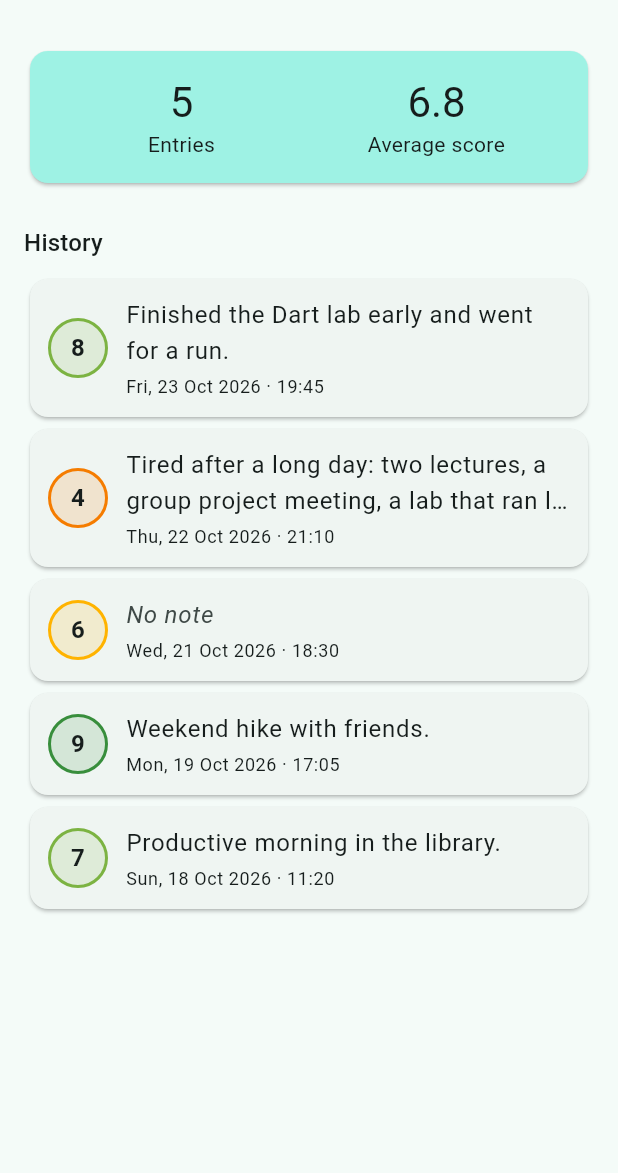
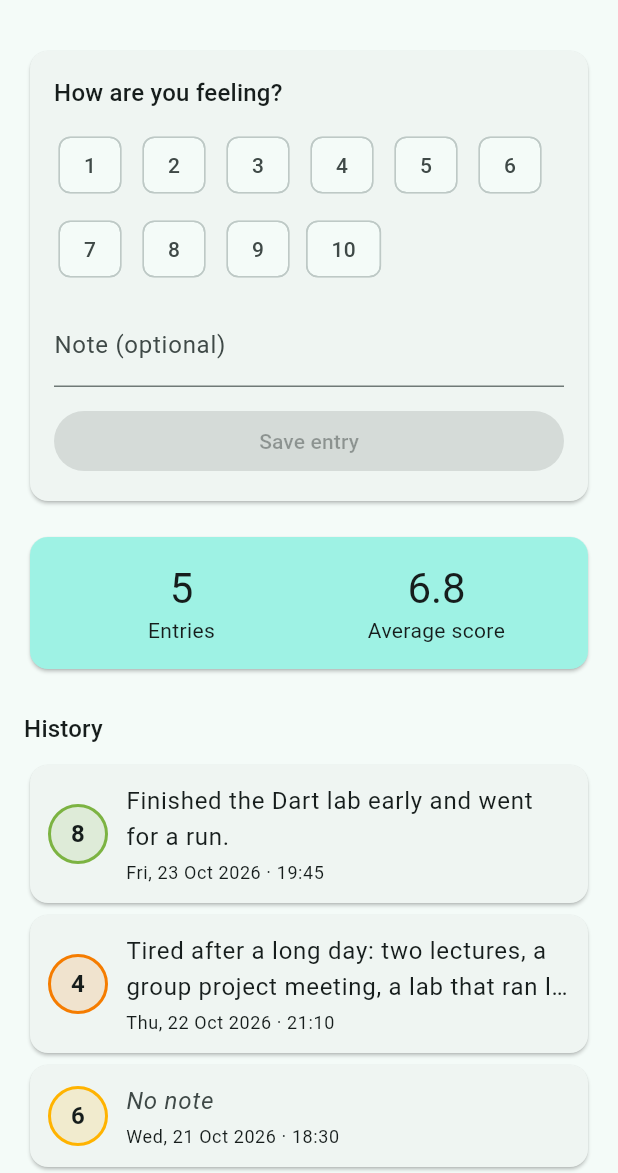
Before and after one commit to 34maario/mood-tracker-lab4, a Flutter app: the screen it shows after launch, on a phone screen of 412 x 824 dp, the part 63-1236 px from its top. Run offline on Flutter 3.47's test engine with Material 3 defaults, Android fonts, the phone set to English and light mode, and no system bars.

Commit message:
Add the mood entry form

```diff
--- a/lib/main.dart
+++ b/lib/main.dart
@@ -15,7 +15,7 @@ class MoodTrackerApp extends StatelessWidget {
     return MaterialApp(
       title: 'Mood Tracker',
       theme: ThemeData(colorSchemeSeed: Colors.teal),
-      home: HomeScreen(entries: sampleEntries),
+      home: HomeScreen(initialEntries: sampleEntries),
     );
   }
 }
--- a/lib/screens/home_screen.dart
+++ b/lib/screens/home_screen.dart
@@ -2,27 +2,34 @@ import 'package:flutter/material.dart';
 
 import '../models/mood_entry.dart';
 import '../widgets/mood_card.dart';
+import '../widgets/mood_entry_form.dart';
 import '../widgets/mood_summary.dart';
 
-/// The home screen: a summary card followed by the history of entries.
-///
-/// Exercise 1, step 2, and Exercise 2, step 4.
-///
-/// TODO 2.4: Make the screen own the list, so that saved entries appear.
-///   1. Turn HomeScreen into a StatefulWidget. Rename the `entries`
-///      parameter to `initialEntries` and update lib/main.dart.
-///   2. In the State class, declare `late final List<MoodEntry> _entries;`
-///      and fill it in initState() with List.of(widget.initialEntries).
-///      Why copy the list instead of using widget.initialEntries directly?
-///   3. Write _addEntry(MoodEntry entry), which inserts the entry at the
-///      start of _entries inside setState.
-///   4. Pass _addEntry to the form's onSubmit, and build the summary and
-///      the cards from _entries.
-///   Then save an entry: do the history and the average both update?
-class HomeScreen extends StatelessWidget {
-  const HomeScreen({super.key, required this.entries});
+/// The home screen: the entry form, a summary card and the history of
+/// entries. It owns the list of entries, so saved entries appear here.
+class HomeScreen extends StatefulWidget {
+  const HomeScreen({super.key, required this.initialEntries});
 
-  final List<MoodEntry> entries;
+  final List<MoodEntry> initialEntries;
+
+  @override
+  State<HomeScreen> createState() => _HomeScreenState();
+}
+
+class _HomeScreenState extends State<HomeScreen> {
+  late final List<MoodEntry> _entries;
+
+  @override
+  void initState() {
+    super.initState();
+    _entries = List.of(widget.initialEntries);
+  }
+
+  void _addEntry(MoodEntry entry) {
+    setState(() {
+      _entries.insert(0, entry);
+    });
+  }
 
   @override
   Widget build(BuildContext context) {
@@ -35,17 +42,17 @@ class HomeScreen extends StatelessWidget {
             child: ListView(
               padding: const EdgeInsets.all(16),
               children: [
-                // TODO 1.2: Show the form as the first item in the list:
-                //   MoodEntryForm(onSubmit: (entry) {}),
-                //   const SizedBox(height: 16),
-                //   (add: import '../widgets/mood_entry_form.dart';)
-                //   HomeScreen is stateless, yet the form inside it will
-                //   remember a selection. Where does that state live?
-                MoodSummary(entries: entries),
+                MoodEntryForm(
+                  onSubmit: (entry) {
+                    _addEntry(entry);
+                  },
+                ),
+                const SizedBox(height: 16),
+                MoodSummary(entries: _entries),
                 const SizedBox(height: 24),
                 Text('History', style: Theme.of(context).textTheme.titleMedium),
                 const SizedBox(height: 8),
-                for (final entry in entries) MoodCard(entry: entry),
+                for (final entry in _entries) MoodCard(entry: entry),
               ],
             ),
           ),
--- a/lib/widgets/mood_entry_form.dart
+++ b/lib/widgets/mood_entry_form.dart
@@ -4,8 +4,6 @@ import '../models/mood_entry.dart';
 import 'mood_score_selector.dart';
 
 /// A form for recording a new mood entry.
-///
-/// Exercise 1, step 3, and Exercise 2, steps 1-3.
 class MoodEntryForm extends StatefulWidget {
   const MoodEntryForm({super.key, required this.onSubmit});
 
@@ -17,18 +15,33 @@ class MoodEntryForm extends StatefulWidget {
 }
 
 class _MoodEntryFormState extends State<MoodEntryForm> {
-  // TODO 1.3: Declare the selected score. It starts with nothing selected:
-  //   int? _score;
+  int? _score;
 
-  // TODO 2.1: Declare a TextEditingController for the note. Override
-  //   dispose() and call _noteController.dispose() before super.dispose().
-  //   Why does a controller need disposing when an int does not?
+  final TextEditingController _noteController = TextEditingController();
 
-  // TODO 2.3: Write a _save() method that:
-  //   1. creates a MoodEntry with the selected score, the trimmed note
-  //      (or null if the trimmed note is empty) and DateTime.now()
-  //   2. passes the entry to widget.onSubmit
-  //   3. clears the form: no score selected and an empty note
+  @override
+  void dispose() {
+    _noteController.dispose();
+    super.dispose();
+  }
+
+  void _save() {
+    if (_score == null) return;
+
+    final note = _noteController.text.trim();
+    final entry = MoodEntry(
+      score: _score!,
+      note: note.isEmpty ? null : note,
+      createdAt: DateTime.now(),
+    );
+
+    widget.onSubmit(entry);
+
+    setState(() {
+      _score = null;
+      _noteController.clear();
+    });
+  }
 
   @override
   Widget build(BuildContext context) {
@@ -43,16 +56,24 @@ class _MoodEntryFormState extends State<MoodEntryForm> {
               style: Theme.of(context).textTheme.titleMedium,
             ),
             const SizedBox(height: 12),
-            // TODO 1.3 (continued): Pass _score instead of null. In
-            //   onChanged, store the tapped score inside setState(() { ... }).
-            //   Then try it without setState. What happens, and why?
-            MoodScoreSelector(selectedScore: null, onChanged: (_) {}),
-            // TODO 2.2: Add a TextField for the note that uses your
-            //   controller, labelled 'Note (optional)' (InputDecoration).
-            //
-            // TODO 2.3 (continued): Add a FilledButton labelled 'Save entry'
-            //   that calls _save. While no score is selected, pass
-            //   onPressed: null so that the button is disabled.
+            MoodScoreSelector(
+              selectedScore: _score,
+              onChanged: (score) {
+                setState(() {
+                  _score = score;
+                });
+              },
+            ),
+            const SizedBox(height: 12),
+            TextField(
+              controller: _noteController,
+              decoration: InputDecoration(labelText: 'Note (optional)'),
+            ),
+            const SizedBox(height: 12),
+            FilledButton(
+              onPressed: _score == null ? null : _save,
+              child: const Text('Save entry'),
+            ),
           ],
         ),
       ),
--- a/lib/widgets/mood_score_selector.dart
+++ b/lib/widgets/mood_score_selector.dart
@@ -1,8 +1,6 @@
 import 'package:flutter/material.dart';
 
 /// A set of chips for picking a mood score from 1 to 10.
-///
-/// Exercise 1, step 1.
 class MoodScoreSelector extends StatelessWidget {
   const MoodScoreSelector({
     super.key,
@@ -18,17 +16,17 @@ class MoodScoreSelector extends StatelessWidget {
 
   @override
   Widget build(BuildContext context) {
-    // TODO 1.1: Show one ChoiceChip for each score from 1 to 10:
-    //   - label: Text('$score')
-    //   - selected: true only for the chip that matches selectedScore
-    //   - onSelected: (_) => onChanged(score)
-    //   The selector stores nothing itself. Its parent says which score is
-    //   selected and hears about taps through onChanged.
-    //
-    //   Put the chips in a Wrap (spacing: 8, runSpacing: 8). Then swap the
-    //   Wrap for a Row and run the app on a narrow phone. What happens?
-    //   Hint: a for loop inside the list literal:
-    //     for (var score = 1; score <= 10; score++) ChoiceChip(...)
-    return const Text('Scores 1-10 go here');
+    return Wrap(
+      spacing: 8,
+      runSpacing: 8,
+      children: [
+        for (var score = 1; score <= 10; score++)
+          ChoiceChip(
+            label: Text('$score'),
+            selected: selectedScore == score,
+            onSelected: (_) => onChanged(score),
+          ),
+      ],
+    );
   }
 }
```
